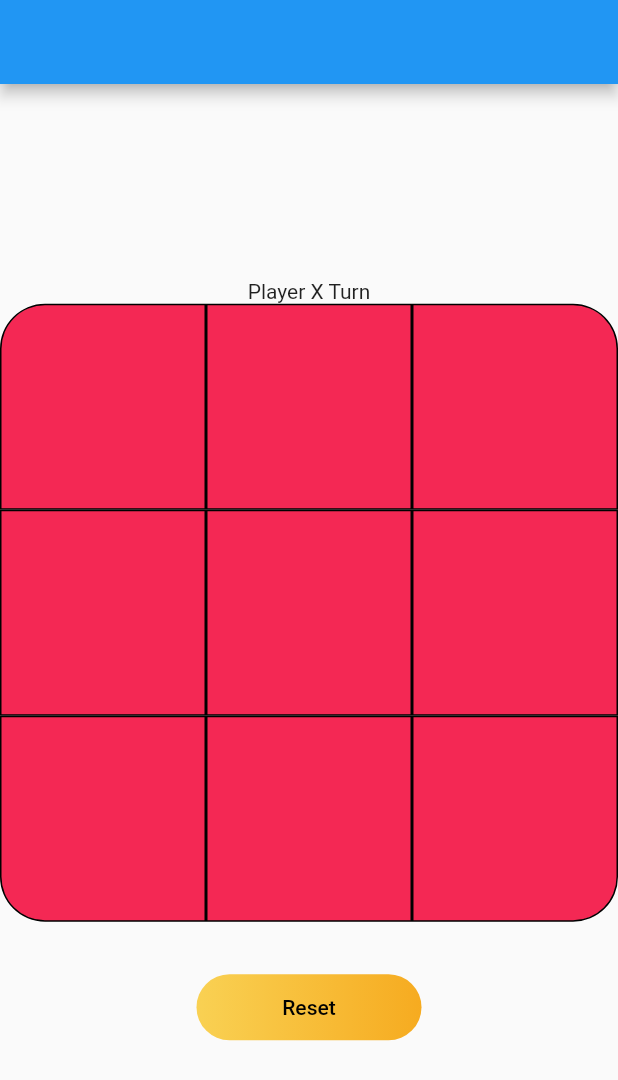
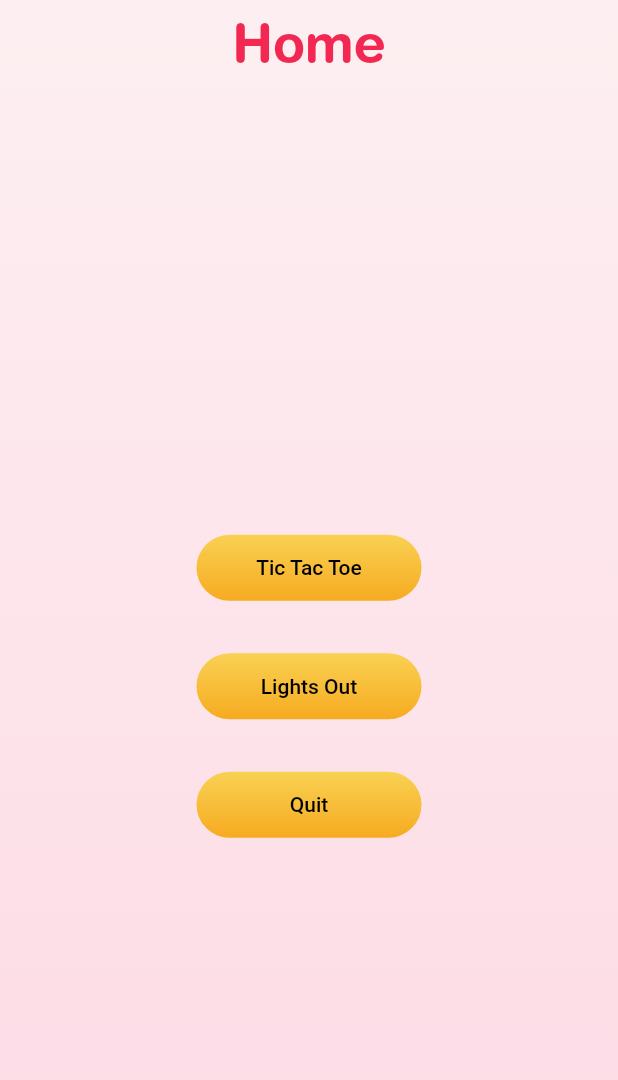
Before and after one commit to RamyBouchareb25/mini-games, a Flutter app: the screen it shows after launch, on a phone screen of 412 x 824 dp. Shown: the top 1080 px of the screen. Run offline on Flutter 3.47's test engine with Material 2 defaults, Android fonts, the phone set to English and light mode, and no system bars; our stand-ins replace dotted_border.

Commit message:
added Home page and Started Lights out

```diff
--- /dev/null
+++ b/lib/globals.dart
@@ -0,0 +1,63 @@
+library globals;
+
+import 'package:flutter/material.dart';
+import 'dart:ui';
+
+const Color pink = Color.fromARGB(255, 242, 40, 83);
+const Color yellow = Color.fromARGB(255, 249, 212, 89);
+const String purpleSmileFont = "Purple Smile";
+const String mainFont = "Helvetica Rounded Bold";
+
+Widget standardButton(void Function() onTap, String text) {
+  return Container(
+    height: 44.0,
+    width: 150,
+    margin: const EdgeInsets.only(top: 35),
+    decoration: const BoxDecoration(
+        borderRadius: BorderRadius.all(Radius.circular(25)),
+        gradient: LinearGradient(colors: [
+          Color.fromARGB(255, 249, 209, 83),
+          Color.fromARGB(255, 246, 171, 32)
+        ], begin: Alignment.topCenter, end: Alignment.bottomCenter)),
+    child: ElevatedButton(
+      onPressed: onTap,
+      style: ElevatedButton.styleFrom(
+          backgroundColor: Colors.transparent, shadowColor: Colors.transparent),
+      child: Text(
+        text,
+        style: const TextStyle(color: Colors.black),
+      ),
+    ),
+  );
+}
+
+AppBar defaultAppBar(String text, BuildContext context, void Function() onPress,
+    bool displayReturnButton) {
+  if (displayReturnButton) {
+    return AppBar(
+      backgroundColor: Colors.transparent,
+      shadowColor: Colors.transparent,
+      title: Text(
+        text,
+        style: const TextStyle(color: pink, fontFamily: mainFont, fontSize: 35),
+      ),
+      centerTitle: true,
+      leading: InkWell(
+        onTap: onPress,
+        child: const Icon(Icons.arrow_back),
+      ),
+      iconTheme: const IconThemeData(color: pink, size: 35),
+    );
+  } else {
+    return AppBar(
+      backgroundColor: Colors.transparent,
+      shadowColor: Colors.transparent,
+      title: Text(
+        text,
+        style: const TextStyle(color: pink, fontFamily: mainFont, fontSize: 35),
+      ),
+      centerTitle: true,
+      iconTheme: const IconThemeData(color: pink, size: 35),
+    );
+  }
+}
--- /dev/null
+++ b/lib/home.dart
@@ -0,0 +1,84 @@
+import 'dart:io';
+
+import 'package:flutter/material.dart';
+import 'package:tic_tac_toe/lights_out.dart';
+import 'package:tic_tac_toe/main.dart';
+import 'globals.dart' as global;
+
+class AppFirstPage extends StatelessWidget {
+  const AppFirstPage({super.key});
+  @override
+  Widget build(BuildContext context) {
+    return MaterialApp(
+      title: 'Home Page',
+      theme: ThemeData(
+        primarySwatch: Colors.red,
+      ),
+      home: const Home(),
+    );
+  }
+}
+
+class Home extends StatelessWidget {
+  const Home({super.key});
+  static Color pink = global.pink;
+  static Color yellow = global.yellow;
+  static String funnyFont = global.purpleSmileFont;
+  static String mainFont = global.mainFont;
+  static TextStyle mainStyle = TextStyle(
+    color: pink,
+    fontFamily: mainFont,
+    fontSize: 40,
+  );
+
+  @override
+  Widget build(BuildContext context) {
+    return Container(
+      decoration: const BoxDecoration(
+          gradient: LinearGradient(colors: [
+        Color.fromARGB(255, 253, 218, 229),
+        Color.fromARGB(255, 253, 239, 241)
+      ], begin: Alignment.bottomCenter, end: Alignment.topCenter)),
+      child: Scaffold(
+        backgroundColor: Colors.transparent,
+        appBar: global.defaultAppBar("Home", context, () {}, false),
+        body: Center(
+          child: Column(
+            mainAxisAlignment: MainAxisAlignment.center,
+            children: <Widget>[
+              ticTacToeButton(context),
+              lightsOutButton(context),
+              quitButton()
+            ],
+          ),
+        ),
+      ),
+    );
+  }
+
+  Widget ticTacToeButton(BuildContext context) {
+    return global.standardButton(() {
+      Navigator.push(
+          context,
+          MaterialPageRoute(
+            builder: (context) => const MyApp(),
+          ));
+    }, "Tic Tac Toe");
+  }
+
+  Widget lightsOutButton(BuildContext context) {
+    return global.standardButton(() {
+      Navigator.push(
+          context,
+          MaterialPageRoute(
+            builder: (context) => const LightsOutPage(),
+          ));
+    }, "Lights Out");
+  }
+
+  Widget quitButton() {
+    return global.standardButton(() {
+      exit(0);
+    }, "Quit");
+  }
+}
--- a/lib/main.dart
+++ b/lib/main.dart
@@ -1,5 +1,7 @@
 import 'package:flutter/material.dart';
-import 'dart:math' as math;
+import 'package:dotted_border/dotted_border.dart';
+import 'package:tic_tac_toe/home.dart';
+import 'globals.dart' as global;
 
 enum PlayerState {
   playerX,
@@ -7,7 +9,7 @@ enum PlayerState {
 }
 
 void main() {
-  runApp(const MyApp());
+  runApp(const AppFirstPage());
 }
 
 class MyApp extends StatelessWidget {
@@ -33,19 +35,13 @@ class GameBoard extends StatefulWidget {
 }
 
 class _GameBoardState extends State<GameBoard> {
+  final Color pinkColor = global.pink;
+  final Color yellowColor = global.yellow;
+  final String funnyFont = global.purpleSmileFont;
+  final String mainFont = global.mainFont;
   static PlayerState player = PlayerState.playerX;
-  List<double> winCrossPositionsX = [320, 190, 60];
-  List<double> winCrossPositionsY = [130, 8, -130];
-  List<double> winCrossRotations = [0.5, 4, -4, 2];
-  double winCrossPosX = 320;
-  double winCrossPosY = 0;
-  double winCrossRot = 0.5;
-  List<Color> winCrossColor = [
-    Colors.transparent,
-    const Color.fromARGB(255, 249, 209, 83)
-  ];
-  List<int> winCrossAlpha = [0, 135];
   List<String> boardState = ["", "", "", "", "", "", "", "", ""];
+  List<int> winningCases = [20, 20, 20];
   late bool gameEnded;
   bool draw = false;
   @override
@@ -56,69 +52,69 @@ class _GameBoardState extends State<GameBoard> {
 
   @override
   Widget build(BuildContext context) {
-    return Scaffold(
-      appBar: AppBar(),
+    return Container(
+      decoration: const BoxDecoration(
+          gradient: LinearGradient(colors: [
+        Color.fromARGB(255, 253, 218, 229),
+        Color.fromARGB(255, 253, 239, 241)
+      ], begin: Alignment.bottomCenter, end: Alignment.topCenter)),
+      child: Scaffold(
+        appBar: global.defaultAppBar("Tic Tac Toe", context, () {
+          Navigator.pop(context);
+          Navigator.push(
+              context,
+              MaterialPageRoute(
+                builder: (context) => const AppFirstPage(),
+              ));
+        }, true),
+        backgroundColor: Colors.transparent,
         body: Center(
           child: Column(
             mainAxisAlignment: MainAxisAlignment.center,
             children: [
               _headerText(),
               _board(),
-            _resetbutton(),
+              global.standardButton(resetFunction, "Reset"),
             ],
+          ),
         ),
       ),
     );
   }
 
   Widget _headerText() {
+    TextStyle font = TextStyle(
+        fontFamily: "Helvetica Rounded Bold", fontSize: 25, color: pinkColor);
     if (!gameEnded) {
-      return Text('Player ${player == PlayerState.playerX ? "X" : "O"} Turn');
+      return Text(
+        'Player ${player == PlayerState.playerX ? "X" : "O"} Turn',
+        style: font,
+      );
     } else if (!draw) {
-      return Text('Player ${player == PlayerState.playerX ? "X" : "O"} Won !');
+      return Text(
+        'Player ${player == PlayerState.playerX ? "X" : "O"} Won !',
+        style: font,
+      );
     } else {
-      return const Text("Draw !!");
+      return Text(
+        "Draw !!",
+        style: font,
+      );
     }
   }
 
   Widget _board() {
-    return Stack(children: [
-      Align(
-        alignment: Alignment.center,
-        child: SizedBox(
+    return SizedBox(
       height: MediaQuery.of(context).size.height / 2,
       child: GridView.builder(
         itemCount: 9,
-            gridDelegate: const SliverGridDelegateWithFixedCrossAxisCount(
-                crossAxisCount: 3),
+        gridDelegate:
+            const SliverGridDelegateWithFixedCrossAxisCount(crossAxisCount: 3),
         itemBuilder: (context, index) {
           return _box(index);
         },
       ),
-        ),
-      ),
-      Positioned(
-          right: winCrossPosX,
-          bottom: winCrossPosY,
-          child: Transform.rotate(
-            angle: math.pi / winCrossRot,
-            child: Container(
-              decoration: BoxDecoration(
-                color: winCrossColor[gameEnded && !draw ? 1 : 0],
-                borderRadius: const BorderRadius.all(Radius.circular(35)),
-                boxShadow: [
-                  BoxShadow(
-                      color: Color.fromARGB(
-                          winCrossAlpha[gameEnded && !draw ? 1 : 0], 0, 0, 0),
-                      offset: const Offset(5, 5))
-                ],
-              ),
-              height: MediaQuery.of(context).size.height / 2.1,
-              width: 15,
-              margin: const EdgeInsets.only(top: 10),
-            ),
-          ))
-    ]);
+    );
   }
 
   Widget _box(int index) {
@@ -126,6 +122,10 @@ class _GameBoardState extends State<GameBoard> {
         sizeBottomRight = 0,
         sizeTopLeft = 0,
         sizeTopRight = 0;
+    Color color = const Color.fromARGB(255, 244, 40, 84);
+    winningCases.contains(index)
+        ? color = const Color.fromARGB(255, 249, 212, 89)
+        : const Color.fromARGB(255, 244, 40, 84);
     switch (index) {
       case 0:
         sizeTopLeft = 30;
@@ -145,7 +145,9 @@ class _GameBoardState extends State<GameBoard> {
         sizeTopLeft = 0;
         sizeTopRight = 0;
     }
-    return InkWell(
+    return DottedBorder(
+      color: Colors.white,
+      child: InkWell(
         onTap: () {
           setState(() {
             if (boardState[index] == "" && !gameEnded) {
@@ -168,16 +170,16 @@ class _GameBoardState extends State<GameBoard> {
               topLeft: Radius.circular(sizeTopLeft),
               topRight: Radius.circular(sizeTopRight),
             ),
-          color: const Color.fromARGB(255, 244, 40, 84),
+            color: color,
           ),
           child: Center(
             child: Text(
               boardState[index],
-            style: const TextStyle(
+              style: TextStyle(
                   color: Colors.white,
                   fontSize: 50,
-                fontFamily: 'Purple Smile',
-                shadows: [
+                  fontFamily: funnyFont,
+                  shadows: const [
                     Shadow(
                       color: Colors.black,
                       offset: Offset(5, 5),
@@ -186,44 +188,18 @@ class _GameBoardState extends State<GameBoard> {
             ),
           ),
         ),
+      ),
     );
   }
 
-  Widget _resetbutton() {
-    return Container(
-      height: 44.0,
-      width: 150,
-      margin: const EdgeInsets.only(top: 35),
-      decoration: const BoxDecoration(
-          borderRadius: BorderRadius.all(Radius.circular(25)),
-          gradient: LinearGradient(colors: [
-            Color.fromARGB(255, 249, 209, 83),
-            Color.fromARGB(255, 246, 171, 32)
-          ])),
-      child: ElevatedButton(
-        onPressed: () {
+  void resetFunction() {
     setState(() {
       boardState = ["", "", "", "", "", "", "", "", ""];
       gameEnded = false;
       draw = false;
       player = PlayerState.playerX;
+      winningCases = [20, 20, 20];
     });
-        },
-        style: ElevatedButton.styleFrom(
-            backgroundColor: Colors.transparent,
-            shadowColor: Colors.transparent),
-        child: const Text(
-          "Reset",
-          style: TextStyle(color: Colors.black),
-        ),
-      ),
-    );
-  }
-
-  void changePosition(int index1, int index2, int index3) {
-    winCrossPosX = winCrossPositionsX[index1];
-    winCrossPosY = winCrossPositionsY[index2];
-    winCrossRot = winCrossRotations[index3];
   }
 
   void hasWon() {
@@ -251,34 +227,11 @@ class _GameBoardState extends State<GameBoard> {
         if (pos1 == pos2 && pos2 == pos3) {
           gameEnded = true;
           draw = false;
-          switch (winningPos.indexOf(element)) {
-            case 0:
-              changePosition(1, 0, 3);
-              break;
-            case 1:
-              changePosition(1, 1, 3);
-              break;
-            case 2:
-              changePosition(1, 2, 3);
-              break;
-            case 3:
-              changePosition(0, 1, 0);
-              break;
-            case 4:
-              changePosition(1, 1, 0);
-              break;
-            case 5:
-              changePosition(2, 1, 0);
-              break;
-            case 6:
-              changePosition(1, 1, 2);
-              break;
-            case 7:
-              changePosition(1, 1, 1);
-              break;
+          winningCases[0] = element[0];
+          winningCases[1] = element[1];
+          winningCases[2] = element[2];
         }
       }
     }
   }
 }
-}
```
Also changed, not shown: lib/lights_out.dart (added, +22 -0 lines), pubspec.yaml (+8 -6 lines), fonts/Helvetica Rounded Bold.otf (added), fonts/Purple Smile.otf (added), fonts/Purple Smile.ttf (deleted), pubspec.lock. Lines whose indentation alone changed are shown as unchanged.
